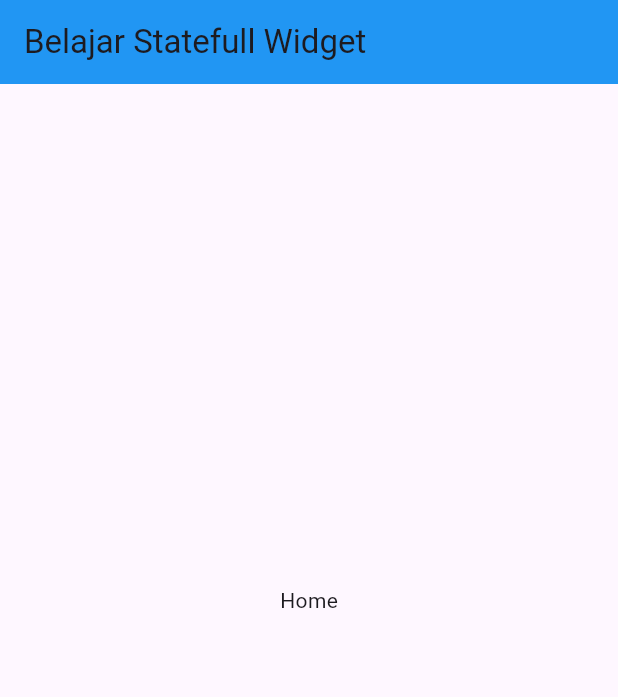
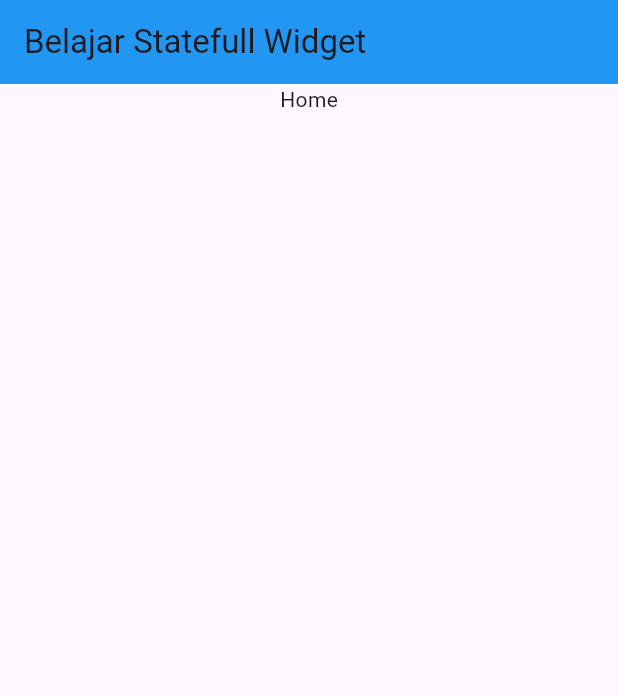
Before and after one commit to DWYOR091/belajar-flutter, a Flutter app: the screen it shows after launch, on a phone screen of 412 x 824 dp. Shown: the top 697 px of the screen. Run offline on Flutter 3.47's test engine with Material 3 defaults, Android fonts, the phone set to English and light mode, and no system bars.

Commit message:
statefull widget

```diff
--- a/lib/pages/statefull.dart
+++ b/lib/pages/statefull.dart
@@ -18,7 +18,9 @@ class _CobaStateFullState extends State<CobaStateFull> {
             backgroundColor: Colors.blue,
           ),
           body: Center(
-            child: currentValue == 0 ? Text("Home") : Text("Phone"),
+            child: currentValue == 0
+                ? Column(children: [Text("Home")])
+                : Text("Phone"),
           ),
           bottomNavigationBar: NavigationBar(
             destinations: [
```
